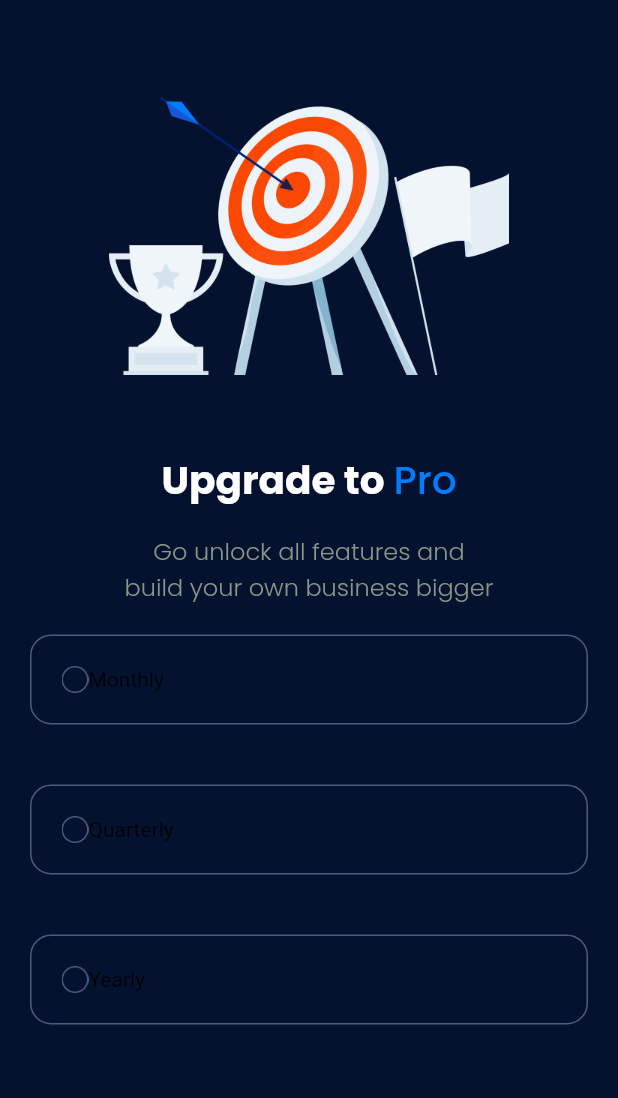
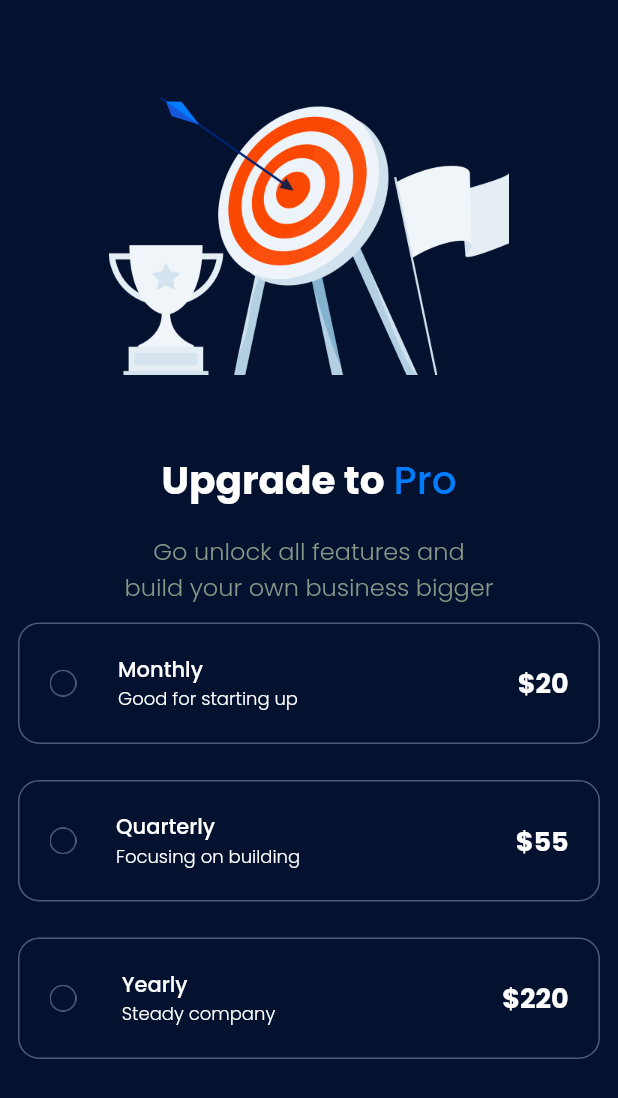
Before and after one commit to anugrahsputra/payment_app, a Flutter app: the screen it shows after launch, on a phone screen of 412 x 824 dp. Shown: the top 1098 px of the screen. Run offline on Flutter 3.47's test engine with Material 2 defaults, Android fonts, the phone set to English and light mode, and no system bars; our stand-ins replace google_fonts.

Commit message:
Add Widget Option

```diff
--- a/lib/main.dart
+++ b/lib/main.dart
@@ -24,7 +24,7 @@ class _PaymentAppState extends State<PaymentApp> {
         },
         child: Container(
           padding: EdgeInsets.all(20),
-          margin: EdgeInsets.all(20),
+          margin: EdgeInsets.all(12),
           decoration: BoxDecoration(
             borderRadius: BorderRadius.circular(14),
             border: Border.all(
@@ -36,6 +36,7 @@ class _PaymentAppState extends State<PaymentApp> {
           child: Column(
             children: [
               Row(
+                mainAxisAlignment: MainAxisAlignment.spaceBetween,
                 children: [
                   selectedIndex == index
                       ? Image.asset(
@@ -48,12 +49,24 @@ class _PaymentAppState extends State<PaymentApp> {
                           width: 18,
                           height: 18,
                         ),
+                  // SizedBox(width: 16),
                   Column(
+                    crossAxisAlignment: CrossAxisAlignment.start,
                     children: [
                       Text(
                         title,
-                      )
+                        style: planTextStyle,
+                      ),
+                      Text(
+                        subtitle,
+                        style: descTextStyle,
+                      ),
                     ],
+                  ),
+                  SizedBox(width: 91),
+                  Text(
+                    pricing,
+                    style: priceTextStyle,
                   ),
                 ],
               ),
```
